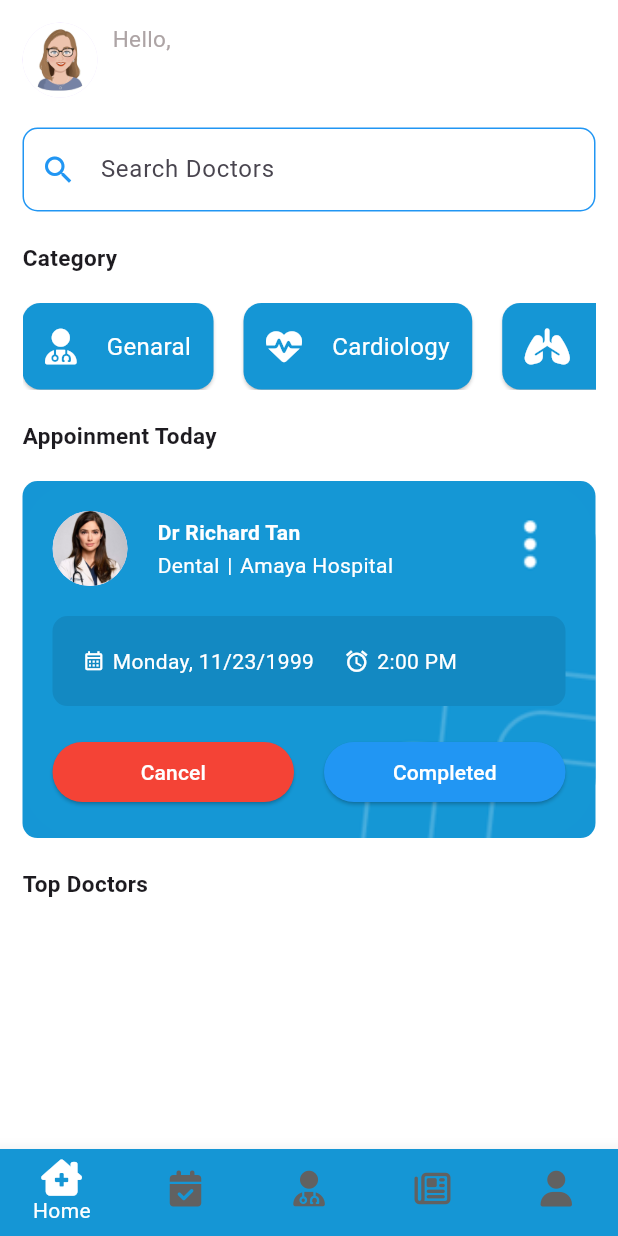
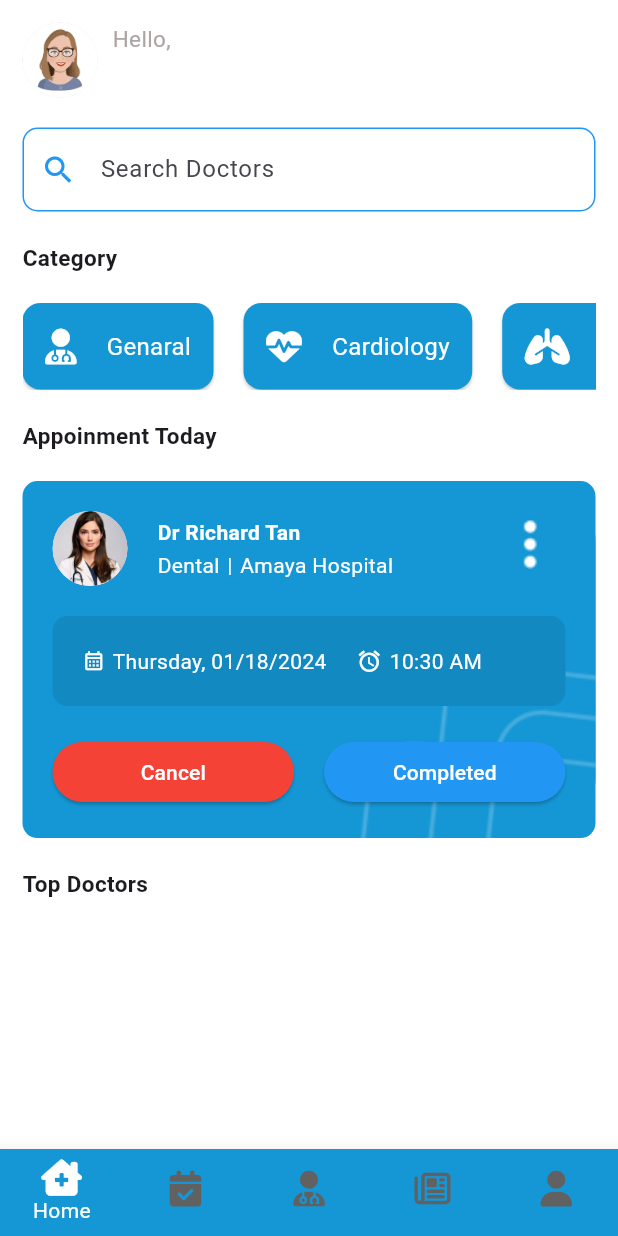
Before and after one commit to ashanwijebandara/Doctor-Appointment-, a Flutter app: the screen it shows once a user with an empty profile is signed in, on a phone screen of 412 x 824 dp. Run offline on Flutter 3.47's test engine with Material 3 defaults, Android fonts, the phone set to English and light mode, and no system bars; our stand-ins replace cloud_firestore, firebase_auth, firebase_core, font_awesome_flutter, get, lottie and 1 more; accounts and stored records are empty.

Commit message:
Update appoinment_cart.dart

```diff
--- a/doctorapp/lib/components/appoinment_cart.dart
+++ b/doctorapp/lib/components/appoinment_cart.dart
@@ -1,5 +1,6 @@
 import 'package:doctorapp/utils/config.dart';
 import 'package:flutter/material.dart';
+import 'package:intl/intl.dart';
 
 class AppoinmentCard extends StatefulWidget {
   const AppoinmentCard({Key? key}) : super(key: key);
@@ -126,6 +127,9 @@ class ScheduleCard extends StatelessWidget {
 
   @override
   Widget build(BuildContext context) {
+    DateTime now = DateTime.now();
+    String formattedDate = DateFormat('EEEE, MM/dd/yyyy').format(now);
+    String formattedTime = DateFormat('h:mm a').format(now);
     return Container(
       decoration: BoxDecoration(
         color: Color(0xFF1389C2),
@@ -143,7 +147,7 @@ class ScheduleCard extends StatelessWidget {
           width: 5,
         ),
         Text(
-          'Monday, 11/23/1999',
+          formattedDate,
           style: TextStyle(
             color: Colors.white,
           ),
@@ -161,7 +165,7 @@ class ScheduleCard extends StatelessWidget {
         ),
         Flexible(
             child: Text(
-          '2:00 PM',
+          formattedTime,
           style: TextStyle(color: Colors.white),
         ))
       ]),
```
